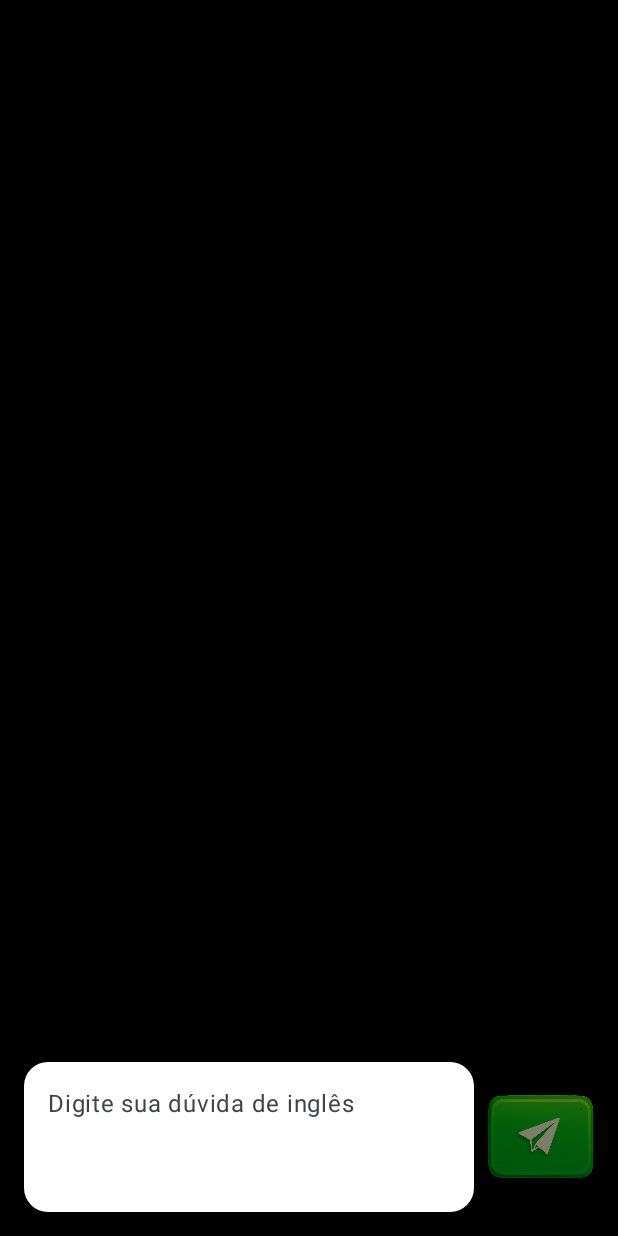
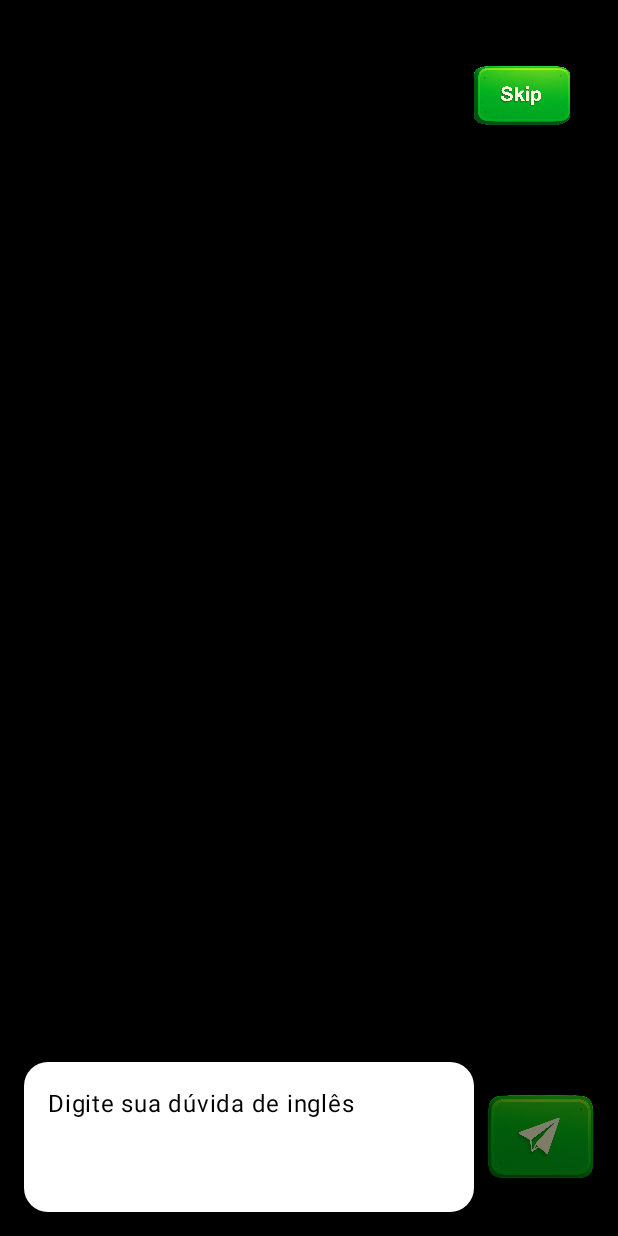
Before and after one commit to gabrielmelo21/Lingobot-AI-Translator, an Android app built with Jetpack Compose: the screen it shows after launch (MainActivity), on a phone screen of 412 x 824 dp. Run offline under Robolectric (Android 15) with nearby library versions, the phone set to English and light mode, and no system bars; libraries missing offline, so code that uses them is left out: com.google.ai.client.

Commit message:
21/10/25 21h 30m tudo funcionando

```diff
--- a/app/src/main/java/com/lingobot/studyassistant/BakingScreen.kt
+++ b/app/src/main/java/com/lingobot/studyassistant/BakingScreen.kt
@@ -33,6 +33,7 @@ import androidx.compose.animation.core.spring
 import androidx.compose.animation.core.tween
 import androidx.compose.ui.graphics.graphicsLayer
 import kotlinx.coroutines.launch
+import kotlinx.coroutines.delay
 
 @Composable
 fun VideoPlayer(exoPlayer: ExoPlayer) {
@@ -58,17 +59,14 @@ fun StudyScreen(
     var isRequestSent by remember { mutableStateOf(false) }
     var currentPosition by remember { mutableStateOf(0L) }
     var showAiResponse by remember { mutableStateOf(false) }
-    var hasVideoStartedSecondSegment by remember { mutableStateOf(false) }
 
     val scope = rememberCoroutineScope()
-    val scale = remember { Animatable(1f) }
 
     val context = LocalContext.current
     val exoPlayer = remember {
         ExoPlayer.Builder(context).build().apply {
             setMediaItem(MediaItem.fromUri(Uri.parse("android.resource://${context.packageName}/${R.raw.main_video}")))
             prepare()
-            playWhenReady = true
             repeatMode = Player.REPEAT_MODE_ONE
         }
     }
@@ -76,59 +74,83 @@ fun StudyScreen(
     val mediaPlayer = remember { MediaPlayer.create(context, R.raw.button_sound) }
     val mediaPlayerArrow = remember { MediaPlayer.create(context, R.raw.button_sound2) }
 
-    LaunchedEffect(currentPartIndex, isRequestSent) {
+    // Gerenciar transições de vídeo de forma mais eficiente
+    LaunchedEffect(isRequestSent) {
         if (isRequestSent) {
-            // Only seek to 19800 if it hasn't started yet
-            if (!hasVideoStartedSecondSegment) {
+            exoPlayer.pause()
             exoPlayer.seekTo(19800)
-                exoPlayer.play() // Play here, as it's the initial start of the second segment
-                hasVideoStartedSecondSegment = true
-            }
+            // Aguarda o seek completar antes de tocar
+            kotlinx.coroutines.delay(100)
+            exoPlayer.play()
         } else {
+            exoPlayer.pause()
             exoPlayer.seekTo(0)
-            showAiResponse = false // Reset showAiResponse when isRequestSent is false
-            hasVideoStartedSecondSegment = false // Reset when returning to first segment
-            exoPlayer.play() // Play here, as it's the initial start of the first segment
+            showAiResponse = false
+            kotlinx.coroutines.delay(100)
+            exoPlayer.play()
         }
     }
 
+    // Usar listener do player ao invés de polling
+    DisposableEffect(exoPlayer, isRequestSent) {
+        val listener = object : Player.Listener {
+            override fun onPlaybackStateChanged(playbackState: Int) {
+                if (playbackState == Player.STATE_READY) {
+                    currentPosition = exoPlayer.currentPosition
+                }
+            }
 
+            override fun onPositionDiscontinuity(
+                oldPosition: Player.PositionInfo,
+                newPosition: Player.PositionInfo,
+                reason: Int
+            ) {
+                currentPosition = exoPlayer.currentPosition
+            }
+        }
 
-    LaunchedEffect(exoPlayer, isRequestSent) {
+        exoPlayer.addListener(listener)
+
+        // Corrotina para controlar pausas em pontos específicos
+        val job = scope.launch {
             while (true) {
                 currentPosition = exoPlayer.currentPosition
-            println("isRequestSent: $isRequestSent, currentPosition: $currentPosition")
+
                 if (isRequestSent) {
-                // Show AI response at 27 seconds
-                if (exoPlayer.currentPosition >= 27000 && !showAiResponse) { // Only set once
+                    // Mostrar resposta AI aos 27 segundos
+                    if (currentPosition >= 27000 && !showAiResponse) {
                         showAiResponse = true
                     }
-                // Pause video at 31 seconds
-                if (exoPlayer.currentPosition >= 31000) {
+                    // Pausar aos 31 segundos
+                    if (currentPosition >= 31000 && exoPlayer.isPlaying) {
                         exoPlayer.pause()
-                } else if (!exoPlayer.isPlaying && exoPlayer.currentPosition < 31000) {
-                    exoPlayer.play()
                     }
                 } else {
-                if (exoPlayer.currentPosition >= 19800) {
+                    // Pausar aos 19.8 segundos
+                    if (currentPosition >= 19800 && exoPlayer.isPlaying) {
                         exoPlayer.pause()
-                } else if (!exoPlayer.isPlaying && exoPlayer.currentPosition < 19800) {
-                    exoPlayer.play()
                     }
                 }
-            kotlinx.coroutines.delay(100)
+
+                kotlinx.coroutines.delay(200) // Aumentado para 200ms
+            }
+        }
+
+        onDispose {
+            job.cancel()
+            exoPlayer.removeListener(listener)
         }
     }
 
     DisposableEffect(Unit) {
         onDispose {
             exoPlayer.release()
-            mediaPlayer.release() // Release the media player
-            mediaPlayerArrow.release() // Release the arrow media player
+            mediaPlayer.release()
+            mediaPlayerArrow.release()
         }
     }
 
-    // Parsing da resposta feito apenas uma vez quando uiState for Success
+    // Parsing da resposta
     LaunchedEffect(uiState) {
         if (uiState is UiState.Success) {
             val output = (uiState as UiState.Success).outputText
@@ -137,7 +159,9 @@ fun StudyScreen(
                 val jsonObject = JSONObject(cleanOutput)
 
                 val parts = mutableListOf<String>()
-                parts.add(jsonObject.getString("direct_answer"))
+                parts.add(jsonObject.getString("meaning"))
+                parts.add(jsonObject.getString("usage"))
+                parts.add(jsonObject.getString("notes"))
                 parts.add(jsonObject.getString("example_1"))
                 parts.add(jsonObject.getString("example_2"))
                 conversationParts = parts
@@ -158,15 +182,6 @@ fun StudyScreen(
         )
         VideoPlayer(exoPlayer = exoPlayer)
 
-        Box(modifier = Modifier.fillMaxSize()) {
-        Image(
-            painter = painterResource(id = R.drawable.poster),
-            contentDescription = null,
-            modifier = Modifier.fillMaxSize(),
-            contentScale = ContentScale.Crop
-        )
-        VideoPlayer(exoPlayer = exoPlayer)
-
         Box(
             modifier = Modifier
                 .fillMaxSize()
@@ -176,172 +191,91 @@ fun StudyScreen(
                 Column(
                     modifier = Modifier
                         .fillMaxSize()
-                        .offset(y = (-80).dp), // Move the content up by 80.dp
+                        .offset(y = (-80).dp),
                     horizontalAlignment = Alignment.CenterHorizontally,
                     verticalArrangement = Arrangement.Center
                 ) {
+                    Text(
+                        text = when (currentPartIndex) {
+                            0 -> "Meaning"
+                            1 -> "Usage"
+                            2 -> "Notes"
+                            3 -> "Example 1"
+                            else -> "Example 2"
+                        },
+                        style = MaterialTheme.typography.titleMedium,
+                        modifier = Modifier.padding(bottom = 8.dp)
+                    )
 
                     Text(
-
                         text = conversationParts[currentPartIndex],
-
                         fontSize = 24.sp,
-
                         fontWeight = FontWeight.Bold,
-
                         color = Color(0xFFFFFFFF),
-
                         textAlign = TextAlign.Center,
-
                         modifier = Modifier.padding(bottom = 12.dp)
-
-                                        )
-
-                                    }
-
-
-
-                                                    // Left Arrow
-
-
-
-                                                    Image(
-
-
-
-                                                        painter = painterResource(id = R.drawable.left_arrow),
-
-
-
-                                                        contentDescription = "Previous",
-
-
-
-                                                        modifier = Modifier
-
-
-
-                                                            .align(Alignment.BottomStart)
-
-
-
-                                                            .padding(16.dp)
-
-
-
-                                                            .size(48.dp) // Set size to 48.dp
-
-
-
-                                                                                    .clickable(enabled = currentPartIndex > 0) {
-
-
-
-                                                                                        mediaPlayerArrow.start() // Play arrow sound
-
-
-
-                                                                                        currentPartIndex--
-
-
-
-                                                                                    }
-
-
-
-                                                            .alpha(if (currentPartIndex > 0) 1f else 0.5f)
-
-
-
-                                                    )
-
-
-
-                                                    // Right Arrow
-
-
-
-                                                    Image(
-
-
-
-                                                        painter = painterResource(id = R.drawable.right_arrow),
-
-
-
-                                                        contentDescription = "Next",
-
-
-
-                                                        modifier = Modifier
-
-
-
-                                                            .align(Alignment.BottomEnd)
-
-
-
-                                                            .padding(16.dp)
-
-
-
-                                                            .size(48.dp) // Set size to 48.dp
-
-
-
-                                                                                    .clickable(enabled = true) { // Always enabled to allow resetting
-
-
-
-                                                                                        mediaPlayerArrow.start() // Play arrow sound
-
-
-
-                                                                                        if (currentPartIndex < conversationParts.lastIndex) {
-
-
-
-                                                                                            currentPartIndex++
-
-
-
-                                                                                        } else {
-
-
-
-                                                                                            isRequestSent = false
-
-
-
-                                                                                            showAiResponse = false
-
-
-
-                                                                                            currentPartIndex = 0
-
-
-
-                                                                                            exoPlayer.play() // Start playing the first segment
-
-
-
-                                                                                        }
-
-
-
-                                                                                    }
-
-
-
-                                                            .alpha(if (currentPartIndex < conversationParts.lastIndex) 1f else 0.5f) // Alpha for visual feedback
-
-
-
                     )
                 }
 
-            // This is the input area
-            if (!isRequestSent) { // Show input field if no request sent
+                // Left Arrow
+                Image(
+                    painter = painterResource(id = R.drawable.left_arrow),
+                    contentDescription = "Previous",
+                    modifier = Modifier
+                        .align(Alignment.BottomStart)
+                        .padding(16.dp)
+                        .size(48.dp)
+                        .clickable(enabled = currentPartIndex > 0) {
+                            mediaPlayerArrow.start()
+                            currentPartIndex--
+                        }
+                        .alpha(if (currentPartIndex > 0) 1f else 0.5f)
+                )
+
+                // Right Arrow
+                Image(
+                    painter = painterResource(id = R.drawable.right_arrow),
+                    contentDescription = "Next",
+                    modifier = Modifier
+                        .align(Alignment.BottomEnd)
+                        .padding(16.dp)
+                        .size(48.dp)
+                        .clickable(enabled = true) {
+                            mediaPlayerArrow.start()
+                            if (currentPartIndex < conversationParts.lastIndex) {
+                                currentPartIndex++
+                            } else {
+                                isRequestSent = false
+                                currentPartIndex = 0
+                            }
+                        }
+                        .alpha(if (currentPartIndex < conversationParts.lastIndex) 1f else 0.5f)
+                )
+            }
+
+            // Skip Button
+            if (!isRequestSent && currentPosition < 19000) {
+                Image(
+                    painter = painterResource(id = R.drawable.skip_button),
+                    contentDescription = "Skip Intro",
+                    modifier = Modifier
+                        .align(Alignment.TopEnd)
+                        .padding(16.dp)
+                        .size(64.dp) // Increased size to 64.dp
+                        .clickable {
+                            mediaPlayerArrow.start()
+                            scope.launch {
+                                exoPlayer.pause()
+                                exoPlayer.seekTo(19800)
+                                kotlinx.coroutines.delay(100)
+                                exoPlayer.play()
+                            }
+                        }
+                )
+            }
+
+            // Input area
+            if (!isRequestSent) {
                 Row(
                     modifier = Modifier
                         .fillMaxWidth()
@@ -358,6 +292,10 @@ fun StudyScreen(
                             disabledContainerColor = Color.White,
                             unfocusedIndicatorColor = Color.Transparent,
                             focusedIndicatorColor = Color.Transparent,
+                            focusedTextColor = Color.Black,
+                            unfocusedTextColor = Color.Black,
+                            focusedLabelColor = Color.Black,
+                            unfocusedLabelColor = Color.Black,
                         ),
                         shape = RoundedCornerShape(16.dp),
                         modifier = Modifier
@@ -371,16 +309,21 @@ fun StudyScreen(
                         contentDescription = "Send",
                         modifier = Modifier
                             .height(56.dp)
-                            .alpha(if (isSendButtonEnabled) 1f else 0.5f) // Change alpha for visual feedback
-                            .clickable(enabled = isSendButtonEnabled) { // Control clickability
-                                mediaPlayer.start() // Play the sound
+                            .alpha(if (isSendButtonEnabled) 1f else 0.5f)
+                            .clickable(enabled = isSendButtonEnabled) {
+                                mediaPlayer.start()
                                 val prompt = """
-Você é um assistente de idiomas que traduz e explica expressões em inglês de forma simples.
-Entenda o que o usuário quer (tradução, significado ou uso) e responda sempre em português.
+Você é um assistente de idiomas que traduz e explica expressões em inglês de forma clara e curta.
+O usuário pode pedir tradução, significado ou uso de uma palavra ou expressão.
+Responda sempre em português.
 
-Responda exatamente neste formato JSON:
+Cada campo deve ter no máximo 200 caracteres.
+
+Retorne exatamente neste formato JSON:
 {
-  "direct_answer": "Explique ou traduza em português o que o usuário pediu.",
+  "meaning": "Tradução direta ou explicação curta do termo",
+  "usage": "Explique o uso, contexto ou sentido figurado",
+  "notes": "Observações gramaticais, curiosidades ou diferenças culturais",
   "example_1": "Frase em inglês. (Tradução em português.)",
   "example_2": "Outra frase em inglês. (Tradução em português.)"
 }
@@ -389,9 +332,8 @@ Pergunta: $subject
 """.trimIndent()
 
                                 viewModel.sendPrompt(prompt)
-
-                                isRequestSent = true // Set to true after sending request
-                                subject = "" // Clear the input field
+                                isRequestSent = true
+                                subject = ""
                             }
                     )
                 }
@@ -399,4 +341,3 @@ Pergunta: $subject
         }
     }
 }
-}
```
Also changed, not shown: 1 other file. Lines whose indentation alone changed are shown as unchanged.
